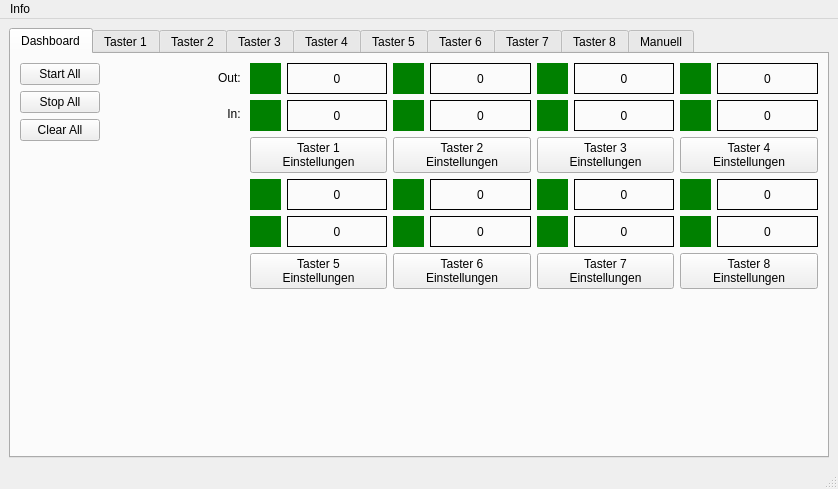
Before: the Qt Designer form Forms/TikTak.ui in joey9D/TicTac-Dashboard, drawn with Qt 5.
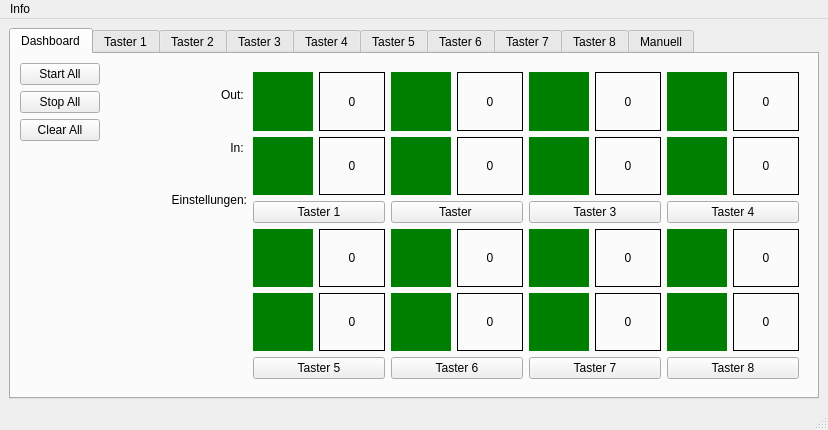
After: the same form once the commit is applied. The open tabs and pages were chosen to show the change. Custom widgets are drawn as their Qt base class.

Patch:
```diff
--- a/Forms/TikTak.ui
+++ b/Forms/TikTak.ui
@@ -9,8 +9,8 @@
    <rect>
     <x>0</x>
     <y>0</y>
-    <width>838</width>
-    <height>489</height>
+    <width>828</width>
+    <height>430</height>
    </rect>
   </property>
   <property name="windowTitle">
@@ -20,6 +20,9 @@
    <layout class="QGridLayout" name="gridLayout_11">
     <item row="0" column="0">
      <widget class="QTabWidget" name="tabWidget">
+      <property name="enabled">
+       <bool>true</bool>
+      </property>
       <property name="sizePolicy">
        <sizepolicy hsizetype="Expanding" vsizetype="Expanding">
         <horstretch>0</horstretch>
@@ -36,7 +39,7 @@
        <attribute name="title">
         <string>Dashboard</string>
        </attribute>
-       <layout class="QFormLayout" name="formLayout">
+       <layout class="QGridLayout" name="gridLayout_26">
         <item row="0" column="0">
          <layout class="QVBoxLayout" name="verticalLayout">
           <item>
@@ -60,106 +63,38 @@
             </property>
            </widget>
           </item>
+          <item>
+           <spacer name="verticalSpacer">
+            <property name="orientation">
+             <enum>Qt::Orientation::Vertical</enum>
+            </property>
+            <property name="sizeHint" stdset="0">
+             <size>
+              <width>20</width>
+              <height>40</height>
+             </size>
+            </property>
+           </spacer>
+          </item>
          </layout>
         </item>
         <item row="0" column="1">
-         <layout class="QGridLayout" name="gridLayout">
-          <item row="0" column="2">
-           <layout class="QVBoxLayout" name="vL_Led2">
-            <item>
-             <layout class="QHBoxLayout" name="horizontalLayout_11">
-              <item>
-               <widget class="QLabel" name="lbl_OutputLed2">
-                <property name="minimumSize">
-                 <size>
-                  <width>31</width>
-                  <height>31</height>
-                 </size>
-                </property>
-                <property name="maximumSize">
-                 <size>
-                  <width>31</width>
-                  <height>31</height>
-                 </size>
-                </property>
-                <property name="autoFillBackground">
-                 <bool>false</bool>
-                </property>
-                <property name="styleSheet">
-                 <string notr="true">background-color: green;</string>
-                </property>
-                <property name="text">
-                 <string/>
-                </property>
-               </widget>
-              </item>
-              <item>
-               <widget class="QLabel" name="lbl_OutputCnt2">
+         <widget class="QFrame" name="frame">
+          <property name="sizePolicy">
+           <sizepolicy hsizetype="Expanding" vsizetype="Expanding">
+            <horstretch>0</horstretch>
+            <verstretch>0</verstretch>
+           </sizepolicy>
+          </property>
                 <property name="frameShape">
-                 <enum>QFrame::Shape::Box</enum>
-                </property>
-                <property name="text">
-                 <string>0</string>
-                </property>
-                <property name="alignment">
-                 <set>Qt::AlignmentFlag::AlignCenter</set>
-                </property>
-               </widget>
-              </item>
-             </layout>
-            </item>
-            <item>
-             <layout class="QHBoxLayout" name="horizontalLayout_12">
-              <item>
-               <widget class="QLabel" name="lbl_InputLed2">
-                <property name="minimumSize">
-                 <size>
-                  <width>31</width>
-                  <height>31</height>
-                 </size>
-                </property>
-                <property name="maximumSize">
-                 <size>
-                  <width>31</width>
-                  <height>31</height>
-                 </size>
-                </property>
-                <property name="autoFillBackground">
-                 <bool>false</bool>
-                </property>
-                <property name="styleSheet">
-                 <string notr="true">background-color: green;</string>
-                </property>
-                <property name="text">
-                 <string/>
-                </property>
-               </widget>
-              </item>
-              <item>
-               <widget class="QLabel" name="lbl_InputCnt2">
-                <property name="frameShape">
-                 <enum>QFrame::Shape::Box</enum>
-                </property>
-                <property name="text">
-                 <string>0</string>
-                </property>
-                <property name="alignment">
-                 <set>Qt::AlignmentFlag::AlignCenter</set>
-                </property>
-               </widget>
-              </item>
-             </layout>
-            </item>
-            <item>
-             <widget class="QPushButton" name="pB_ButtonSettings2">
-              <property name="text">
-               <string>Taster 2
-Einstellungen</string>
-              </property>
-             </widget>
-            </item>
-           </layout>
-          </item>
+           <enum>QFrame::Shape::NoFrame</enum>
+          </property>
+          <property name="frameShadow">
+           <enum>QFrame::Shadow::Raised</enum>
+          </property>
+          <layout class="QGridLayout" name="gridLayout_16">
+           <item row="0" column="0">
+            <layout class="QGridLayout" name="gridLayout" rowstretch="0,0" rowminimumheight="0,0">
           <item row="0" column="4">
            <layout class="QVBoxLayout" name="vL_Led4">
             <item>
@@ -174,8 +109,8 @@
                 </property>
                 <property name="maximumSize">
                  <size>
-                  <width>31</width>
-                  <height>31</height>
+                     <width>60</width>
+                     <height>60</height>
                  </size>
                 </property>
                 <property name="autoFillBackground">
@@ -216,8 +151,8 @@
                 </property>
                 <property name="maximumSize">
                  <size>
-                  <width>31</width>
-                  <height>31</height>
+                     <width>60</width>
+                     <height>60</height>
                  </size>
                 </property>
                 <property name="autoFillBackground">
@@ -249,8 +184,231 @@
             <item>
              <widget class="QPushButton" name="pB_ButtonSettings4">
               <property name="text">
-               <string>Taster 4
-Einstellungen</string>
+                  <string>Taster 4</string>
+                 </property>
+                </widget>
+               </item>
+              </layout>
+             </item>
+             <item row="0" column="0">
+              <layout class="QVBoxLayout" name="vL_Led1_5">
+               <item>
+                <widget class="QLabel" name="lbl_Output_Active">
+                 <property name="text">
+                  <string>Out: </string>
+                 </property>
+                 <property name="alignment">
+                  <set>Qt::AlignmentFlag::AlignRight|Qt::AlignmentFlag::AlignTrailing|Qt::AlignmentFlag::AlignVCenter</set>
+                 </property>
+                </widget>
+               </item>
+               <item>
+                <widget class="QLabel" name="lbl_Input_active">
+                 <property name="text">
+                  <string>In: </string>
+                 </property>
+                 <property name="alignment">
+                  <set>Qt::AlignmentFlag::AlignRight|Qt::AlignmentFlag::AlignTrailing|Qt::AlignmentFlag::AlignVCenter</set>
+                 </property>
+                </widget>
+               </item>
+               <item>
+                <widget class="QLabel" name="lbl_Settings">
+                 <property name="text">
+                  <string>Einstellungen:</string>
+                 </property>
+                 <property name="alignment">
+                  <set>Qt::AlignmentFlag::AlignRight|Qt::AlignmentFlag::AlignTrailing|Qt::AlignmentFlag::AlignVCenter</set>
+                 </property>
+                </widget>
+               </item>
+              </layout>
+             </item>
+             <item row="0" column="2">
+              <layout class="QVBoxLayout" name="vL_Led2">
+               <item>
+                <layout class="QHBoxLayout" name="horizontalLayout_11">
+                 <item>
+                  <widget class="QLabel" name="lbl_OutputLed2">
+                   <property name="minimumSize">
+                    <size>
+                     <width>31</width>
+                     <height>31</height>
+                    </size>
+                   </property>
+                   <property name="maximumSize">
+                    <size>
+                     <width>60</width>
+                     <height>60</height>
+                    </size>
+                   </property>
+                   <property name="autoFillBackground">
+                    <bool>false</bool>
+                   </property>
+                   <property name="styleSheet">
+                    <string notr="true">background-color: green;</string>
+                   </property>
+                   <property name="text">
+                    <string/>
+                   </property>
+                  </widget>
+                 </item>
+                 <item>
+                  <widget class="QLabel" name="lbl_OutputCnt2">
+                   <property name="frameShape">
+                    <enum>QFrame::Shape::Box</enum>
+                   </property>
+                   <property name="text">
+                    <string>0</string>
+                   </property>
+                   <property name="alignment">
+                    <set>Qt::AlignmentFlag::AlignCenter</set>
+                   </property>
+                  </widget>
+                 </item>
+                </layout>
+               </item>
+               <item>
+                <layout class="QHBoxLayout" name="horizontalLayout_12">
+                 <item>
+                  <widget class="QLabel" name="lbl_InputLed2">
+                   <property name="minimumSize">
+                    <size>
+                     <width>31</width>
+                     <height>31</height>
+                    </size>
+                   </property>
+                   <property name="maximumSize">
+                    <size>
+                     <width>60</width>
+                     <height>60</height>
+                    </size>
+                   </property>
+                   <property name="autoFillBackground">
+                    <bool>false</bool>
+                   </property>
+                   <property name="styleSheet">
+                    <string notr="true">background-color: green;</string>
+                   </property>
+                   <property name="text">
+                    <string/>
+                   </property>
+                  </widget>
+                 </item>
+                 <item>
+                  <widget class="QLabel" name="lbl_InputCnt2">
+                   <property name="frameShape">
+                    <enum>QFrame::Shape::Box</enum>
+                   </property>
+                   <property name="text">
+                    <string>0</string>
+                   </property>
+                   <property name="alignment">
+                    <set>Qt::AlignmentFlag::AlignCenter</set>
+                   </property>
+                  </widget>
+                 </item>
+                </layout>
+               </item>
+               <item>
+                <widget class="QPushButton" name="pB_ButtonSettings2">
+                 <property name="text">
+                  <string>Taster </string>
+                 </property>
+                </widget>
+               </item>
+              </layout>
+             </item>
+             <item row="0" column="1">
+              <layout class="QVBoxLayout" name="vL_Led1">
+               <item>
+                <layout class="QHBoxLayout" name="horizontalLayout_9">
+                 <item>
+                  <widget class="QLabel" name="lbl_OutputLed1">
+                   <property name="minimumSize">
+                    <size>
+                     <width>31</width>
+                     <height>31</height>
+                    </size>
+                   </property>
+                   <property name="maximumSize">
+                    <size>
+                     <width>60</width>
+                     <height>60</height>
+                    </size>
+                   </property>
+                   <property name="autoFillBackground">
+                    <bool>false</bool>
+                   </property>
+                   <property name="styleSheet">
+                    <string notr="true">background-color: green;</string>
+                   </property>
+                   <property name="text">
+                    <string/>
+                   </property>
+                  </widget>
+                 </item>
+                 <item>
+                  <widget class="QLabel" name="lbl_OutputCnt1">
+                   <property name="frameShape">
+                    <enum>QFrame::Shape::Box</enum>
+                   </property>
+                   <property name="text">
+                    <string>0</string>
+                   </property>
+                   <property name="alignment">
+                    <set>Qt::AlignmentFlag::AlignCenter</set>
+                   </property>
+                  </widget>
+                 </item>
+                </layout>
+               </item>
+               <item>
+                <layout class="QHBoxLayout" name="horizontalLayout_10">
+                 <item>
+                  <widget class="QLabel" name="lbl_InputLed1">
+                   <property name="minimumSize">
+                    <size>
+                     <width>31</width>
+                     <height>31</height>
+                    </size>
+                   </property>
+                   <property name="maximumSize">
+                    <size>
+                     <width>60</width>
+                     <height>60</height>
+                    </size>
+                   </property>
+                   <property name="autoFillBackground">
+                    <bool>false</bool>
+                   </property>
+                   <property name="styleSheet">
+                    <string notr="true">background-color: green;</string>
+                   </property>
+                   <property name="text">
+                    <string/>
+                   </property>
+                  </widget>
+                 </item>
+                 <item>
+                  <widget class="QLabel" name="lbl_InputCnt1">
+                   <property name="frameShape">
+                    <enum>QFrame::Shape::Box</enum>
+                   </property>
+                   <property name="text">
+                    <string>0</string>
+                   </property>
+                   <property name="alignment">
+                    <set>Qt::AlignmentFlag::AlignCenter</set>
+                   </property>
+                  </widget>
+                 </item>
+                </layout>
+               </item>
+               <item>
+                <widget class="QPushButton" name="pB_ButtonSettings1">
+                 <property name="text">
+                  <string>Taster 1</string>
               </property>
              </widget>
             </item>
@@ -270,8 +428,8 @@
                 </property>
                 <property name="maximumSize">
                  <size>
-                  <width>31</width>
-                  <height>31</height>
+                     <width>60</width>
+                     <height>60</height>
                  </size>
                 </property>
                 <property name="autoFillBackground">
@@ -312,8 +470,8 @@
                 </property>
                 <property name="maximumSize">
                  <size>
-                  <width>31</width>
-                  <height>31</height>
+                     <width>60</width>
+                     <height>60</height>
                  </size>
                 </property>
                 <property name="autoFillBackground">
@@ -345,8 +503,197 @@
             <item>
              <widget class="QPushButton" name="pB_ButtonSettings7">
               <property name="text">
-               <string>Taster 7
-Einstellungen</string>
+                  <string>Taster 7</string>
+                 </property>
+                </widget>
+               </item>
+              </layout>
+             </item>
+             <item row="1" column="1">
+              <layout class="QVBoxLayout" name="vL_Led5">
+               <item>
+                <layout class="QHBoxLayout" name="horizontalLayout_25">
+                 <item>
+                  <widget class="QLabel" name="lbl_OutputLed5">
+                   <property name="minimumSize">
+                    <size>
+                     <width>31</width>
+                     <height>31</height>
+                    </size>
+                   </property>
+                   <property name="maximumSize">
+                    <size>
+                     <width>60</width>
+                     <height>60</height>
+                    </size>
+                   </property>
+                   <property name="autoFillBackground">
+                    <bool>false</bool>
+                   </property>
+                   <property name="styleSheet">
+                    <string notr="true">background-color: green;</string>
+                   </property>
+                   <property name="text">
+                    <string/>
+                   </property>
+                  </widget>
+                 </item>
+                 <item>
+                  <widget class="QLabel" name="lbl_OutputCnt5">
+                   <property name="frameShape">
+                    <enum>QFrame::Shape::Box</enum>
+                   </property>
+                   <property name="text">
+                    <string>0</string>
+                   </property>
+                   <property name="alignment">
+                    <set>Qt::AlignmentFlag::AlignCenter</set>
+                   </property>
+                  </widget>
+                 </item>
+                </layout>
+               </item>
+               <item>
+                <layout class="QHBoxLayout" name="horizontalLayout_26">
+                 <item>
+                  <widget class="QLabel" name="lbl_InputLed5">
+                   <property name="minimumSize">
+                    <size>
+                     <width>31</width>
+                     <height>31</height>
+                    </size>
+                   </property>
+                   <property name="maximumSize">
+                    <size>
+                     <width>60</width>
+                     <height>60</height>
+                    </size>
+                   </property>
+                   <property name="autoFillBackground">
+                    <bool>false</bool>
+                   </property>
+                   <property name="styleSheet">
+                    <string notr="true">background-color: green;</string>
+                   </property>
+                   <property name="text">
+                    <string/>
+                   </property>
+                  </widget>
+                 </item>
+                 <item>
+                  <widget class="QLabel" name="lbl_InputCnt5">
+                   <property name="frameShape">
+                    <enum>QFrame::Shape::Box</enum>
+                   </property>
+                   <property name="text">
+                    <string>0</string>
+                   </property>
+                   <property name="alignment">
+                    <set>Qt::AlignmentFlag::AlignCenter</set>
+                   </property>
+                  </widget>
+                 </item>
+                </layout>
+               </item>
+               <item>
+                <widget class="QPushButton" name="pB_ButtonSettings5">
+                 <property name="text">
+                  <string>Taster 5</string>
+                 </property>
+                </widget>
+               </item>
+              </layout>
+             </item>
+             <item row="0" column="3">
+              <layout class="QVBoxLayout" name="vL_Led3">
+               <item>
+                <layout class="QHBoxLayout" name="horizontalLayout_13">
+                 <item>
+                  <widget class="QLabel" name="lbl_OutputLed3">
+                   <property name="minimumSize">
+                    <size>
+                     <width>31</width>
+                     <height>31</height>
+                    </size>
+                   </property>
+                   <property name="maximumSize">
+                    <size>
+                     <width>60</width>
+                     <height>60</height>
+                    </size>
+                   </property>
+                   <property name="autoFillBackground">
+                    <bool>false</bool>
+                   </property>
+                   <property name="styleSheet">
+                    <string notr="true">background-color: green;</string>
+                   </property>
+                   <property name="text">
+                    <string/>
+                   </property>
+                  </widget>
+                 </item>
+                 <item>
+                  <widget class="QLabel" name="lbl_OutputCnt3">
+                   <property name="frameShape">
+                    <enum>QFrame::Shape::Box</enum>
+                   </property>
+                   <property name="text">
+                    <string>0</string>
+                   </property>
+                   <property name="alignment">
+                    <set>Qt::AlignmentFlag::AlignCenter</set>
+                   </property>
+                  </widget>
+                 </item>
+                </layout>
+               </item>
+               <item>
+                <layout class="QHBoxLayout" name="horizontalLayout_14">
+                 <item>
+                  <widget class="QLabel" name="lbl_InputLed3">
+                   <property name="minimumSize">
+                    <size>
+                     <width>31</width>
+                     <height>31</height>
+                    </size>
+                   </property>
+                   <property name="maximumSize">
+                    <size>
+                     <width>60</width>
+                     <height>60</height>
+                    </size>
+                   </property>
+                   <property name="autoFillBackground">
+                    <bool>false</bool>
+                   </property>
+                   <property name="styleSheet">
+                    <string notr="true">background-color: green;</string>
+                   </property>
+                   <property name="text">
+                    <string/>
+                   </property>
+                  </widget>
+                 </item>
+                 <item>
+                  <widget class="QLabel" name="lbl_InputCnt3">
+                   <property name="frameShape">
+                    <enum>QFrame::Shape::Box</enum>
+                   </property>
+                   <property name="text">
+                    <string>0</string>
+                   </property>
+                   <property name="alignment">
+                    <set>Qt::AlignmentFlag::AlignCenter</set>
+                   </property>
+                  </widget>
+                 </item>
+                </layout>
+               </item>
+               <item>
+                <widget class="QPushButton" name="pB_ButtonSettings3">
+                 <property name="text">
+                  <string>Taster 3</string>
               </property>
              </widget>
             </item>
@@ -366,8 +713,8 @@
                 </property>
                 <property name="maximumSize">
                  <size>
-                  <width>31</width>
-                  <height>31</height>
+                     <width>60</width>
+                     <height>60</height>
                  </size>
                 </property>
                 <property name="autoFillBackground">
@@ -408,8 +755,8 @@
                 </property>
                 <property name="maximumSize">
                  <size>
-                  <width>31</width>
-                  <height>31</height>
+                     <width>60</width>
+                     <height>60</height>
                  </size>
                 </property>
                 <property name="autoFillBackground">
@@ -441,149 +788,12 @@
             <item>
              <widget class="QPushButton" name="pB_ButtonSettings8">
               <property name="text">
-               <string>Taster 8
-Einstellungen</string>
+                  <string>Taster 8</string>
               </property>
              </widget>
             </item>
            </layout>
           </item>
-          <item row="0" column="3">
-           <layout class="QVBoxLayout" name="vL_Led3">
-            <item>
-             <layout class="QHBoxLayout" name="horizontalLayout_13">
-              <item>
-               <widget class="QLabel" name="lbl_OutputLed3">
-                <property name="minimumSize">
-                 <size>
-                  <width>31</width>
-                  <height>31</height>
-                 </size>
-                </property>
-                <property name="maximumSize">
-                 <size>
-                  <width>31</width>
-                  <height>31</height>
-                 </size>
-                </property>
-                <property name="autoFillBackground">
-                 <bool>false</bool>
-                </property>
-                <property name="styleSheet">
-                 <string notr="true">background-color: green;</string>
-                </property>
-                <property name="text">
-                 <string/>
-                </property>
-               </widget>
-              </item>
-              <item>
-               <widget class="QLabel" name="lbl_OutputCnt3">
-                <property name="frameShape">
-                 <enum>QFrame::Shape::Box</enum>
-                </property>
-                <property name="text">
-                 <string>0</string>
-                </property>
-                <property name="alignment">
-                 <set>Qt::AlignmentFlag::AlignCenter</set>
-                </property>
-               </widget>
-              </item>
-             </layout>
-            </item>
-            <item>
-             <layout class="QHBoxLayout" name="horizontalLayout_14">
-              <item>
-               <widget class="QLabel" name="lbl_InputLed3">
-                <property name="minimumSize">
-                 <size>
-                  <width>31</width>
-                  <height>31</height>
-                 </size>
-                </property>
-                <property name="maximumSize">
-                 <size>
-                  <width>31</width>
-                  <height>31</height>
-                 </size>
-                </property>
-                <property name="autoFillBackground">
-                 <bool>false</bool>
-                </property>
-                <property name="styleSheet">
-                 <string notr="true">background-color: green;</string>
-                </property>
-                <property name="text">
-                 <string/>
-                </property>
-               </widget>
-              </item>
-              <item>
-               <widget class="QLabel" name="lbl_InputCnt3">
-                <property name="frameShape">
-                 <enum>QFrame::Shape::Box</enum>
-                </property>
-                <property name="text">
-                 <string>0</string>
-                </property>
-                <property name="alignment">
-                 <set>Qt::AlignmentFlag::AlignCenter</set>
-                </property>
-               </widget>
-              </item>
-             </layout>
-            </item>
-            <item>
-             <widget class="QPushButton" name="pB_ButtonSettings3">
-              <property name="text">
-               <string>Taster 3
-Einstellungen</string>
-              </property>
-             </widget>
-            </item>
-           </layout>
-          </item>
-          <item row="0" column="0">
-           <layout class="QVBoxLayout" name="vL_Led1_5">
-            <item>
-             <widget class="QLabel" name="lbl_Output_Active">
-              <property name="text">
-               <string>Out: </string>
-              </property>
-              <property name="alignment">
-               <set>Qt::AlignmentFlag::AlignRight|Qt::AlignmentFlag::AlignTrailing|Qt::AlignmentFlag::AlignVCenter</set>
-              </property>
-             </widget>
-            </item>
-            <item>
-             <widget class="QLabel" name="lbl_Input_active">
-              <property name="text">
-               <string>In: </string>
-              </property>
-              <property name="alignment">
-               <set>Qt::AlignmentFlag::AlignRight|Qt::AlignmentFlag::AlignTrailing|Qt::AlignmentFlag::AlignVCenter</set>
-              </property>
-             </widget>
-            </item>
-            <item>
-             <spacer name="verticalSpacer">
-              <property name="orientation">
-               <enum>Qt::Orientation::Vertical</enum>
-              </property>
-              <property name="sizeType">
-               <enum>QSizePolicy::Policy::Preferred</enum>
-              </property>
-              <property name="sizeHint" stdset="0">
-               <size>
-                <width>20</width>
-                <height>45</height>
-               </size>
-              </property>
-             </spacer>
-            </item>
-           </layout>
-          </item>
           <item row="1" column="2">
            <layout class="QVBoxLayout" name="vL_Led6">
             <item>
@@ -598,8 +808,8 @@
                 </property>
                 <property name="maximumSize">
                  <size>
-                  <width>31</width>
-                  <height>31</height>
+                     <width>60</width>
+                     <height>60</height>
                  </size>
                 </property>
                 <property name="autoFillBackground">
@@ -640,8 +850,8 @@
                 </property>
                 <property name="maximumSize">
                  <size>
-                  <width>31</width>
-                  <height>31</height>
+                     <width>60</width>
+                     <height>60</height>
                  </size>
                 </property>
                 <property name="autoFillBackground">
@@ -673,206 +883,16 @@
             <item>
              <widget class="QPushButton" name="pB_ButtonSettings6">
               <property name="text">
-               <string>Taster 6
-Einstellungen</string>
+                  <string>Taster 6</string>
               </property>
              </widget>
             </item>
            </layout>
           </item>
-          <item row="1" column="1">
-           <layout class="QVBoxLayout" name="vL_Led5">
-            <item>
-             <layout class="QHBoxLayout" name="horizontalLayout_25">
-              <item>
-               <widget class="QLabel" name="lbl_OutputLed5">
-                <property name="minimumSize">
-                 <size>
-                  <width>31</width>
-                  <height>31</height>
-                 </size>
-                </property>
-                <property name="maximumSize">
-                 <size>
-                  <width>31</width>
-                  <height>31</height>
-                 </size>
-                </property>
-                <property name="autoFillBackground">
-                 <bool>false</bool>
-                </property>
-                <property name="styleSheet">
-                 <string notr="true">background-color: green;</string>
-                </property>
-                <property name="text">
-                 <string/>
-                </property>
-               </widget>
-              </item>
-              <item>
-               <widget class="QLabel" name="lbl_OutputCnt5">
-                <property name="frameShape">
-                 <enum>QFrame::Shape::Box</enum>
-                </property>
-                <property name="text">
-                 <string>0</string>
-                </property>
-                <property name="alignment">
-                 <set>Qt::AlignmentFlag::AlignCenter</set>
-                </property>
-               </widget>
-              </item>
-             </layout>
-            </item>
-            <item>
-             <layout class="QHBoxLayout" name="horizontalLayout_26">
-              <item>
-               <widget class="QLabel" name="lbl_InputLed5">
-                <property name="minimumSize">
-                 <size>
-                  <width>31</width>
-                  <height>31</height>
-                 </size>
-                </property>
-                <property name="maximumSize">
-                 <size>
-                  <width>31</width>
-                  <height>31</height>
-                 </size>
-                </property>
-                <property name="autoFillBackground">
-                 <bool>false</bool>
-                </property>
-                <property name="styleSheet">
-                 <string notr="true">background-color: green;</string>
-                </property>
-                <property name="text">
-                 <string/>
-                </property>
-               </widget>
-              </item>
-              <item>
-               <widget class="QLabel" name="lbl_InputCnt5">
-                <property name="frameShape">
-                 <enum>QFrame::Shape::Box</enum>
-                </property>
-                <property name="text">
-                 <string>0</string>
-                </property>
-                <property name="alignment">
-                 <set>Qt::AlignmentFlag::AlignCenter</set>
-                </property>
-               </widget>
-              </item>
-             </layout>
-            </item>
-            <item>
-             <widget class="QPushButton" name="pB_ButtonSettings5">
-              <property name="text">
-               <string>Taster 5
-Einstellungen</string>
-              </property>
-             </widget>
-            </item>
-           </layout>
-          </item>
-          <item row="0" column="1">
-           <layout class="QVBoxLayout" name="vL_Led1">
-            <item>
-             <layout class="QHBoxLayout" name="horizontalLayout_9">
-              <item>
-               <widget class="QLabel" name="lbl_OutputLed1">
-                <property name="minimumSize">
-                 <size>
-                  <width>31</width>
-                  <height>31</height>
-                 </size>
-                </property>
-                <property name="maximumSize">
-                 <size>
-                  <width>31</width>
-                  <height>31</height>
-                 </size>
-                </property>
-                <property name="autoFillBackground">
-                 <bool>false</bool>
-                </property>
-                <property name="styleSheet">
-                 <string notr="true">background-color: green;</string>
-                </property>
-                <property name="text">
-                 <string/>
-                </property>
-               </widget>
-              </item>
-              <item>
-               <widget class="QLabel" name="lbl_OutputCnt1">
-                <property name="frameShape">
-                 <enum>QFrame::Shape::Box</enum>
-                </property>
-                <property name="text">
-                 <string>0</string>
-                </property>
-                <property name="alignment">
-                 <set>Qt::AlignmentFlag::AlignCenter</set>
-                </property>
-               </widget>
-              </item>
-             </layout>
-            </item>
-            <item>
-             <layout class="QHBoxLayout" name="horizontalLayout_10">
-              <item>
-               <widget class="QLabel" name="lbl_InputLed1">
-                <property name="minimumSize">
-                 <size>
-                  <width>31</width>
-                  <height>31</height>
-                 </size>
-                </property>
-                <property name="maximumSize">
-                 <size>
-                  <width>31</width>
-                  <height>31</height>
-                 </size>
-                </property>
-                <property name="autoFillBackground">
-                 <bool>false</bool>
-                </property>
-                <property name="styleSheet">
-                 <string notr="true">background-color: green;</string>
-                </property>
-                <property name="text">
-                 <string/>
-                </property>
-               </widget>
-              </item>
-              <item>
-               <widget class="QLabel" name="lbl_InputCnt1">
-                <property name="frameShape">
-                 <enum>QFrame::Shape::Box</enum>
-                </property>
-                <property name="text">
-                 <string>0</string>
-                </property>
-                <property name="alignment">
-                 <set>Qt::AlignmentFlag::AlignCenter</set>
-                </property>
-               </widget>
-              </item>
-             </layout>
-            </item>
-            <item>
-             <widget class="QPushButton" name="pB_ButtonSettings1">
-              <property name="text">
-               <string>Taster 1
-Einstellungen</string>
-              </property>
-             </widget>
-            </item>
-           </layout>
-          </item>
-         </layout>
+            </layout>
+           </item>
+          </layout>
+         </widget>
         </item>
        </layout>
       </widget>
@@ -3149,8 +3169,8 @@
     <rect>
      <x>0</x>
      <y>0</y>
-     <width>838</width>
-     <height>30</height>
+     <width>828</width>
+     <height>21</height>
     </rect>
    </property>
    <widget class="QMenu" name="menuAllgemein">
```
Left out of the diff: 4 changed lines with no effect on the pictures. Lines whose indentation alone changed are shown as unchanged.
